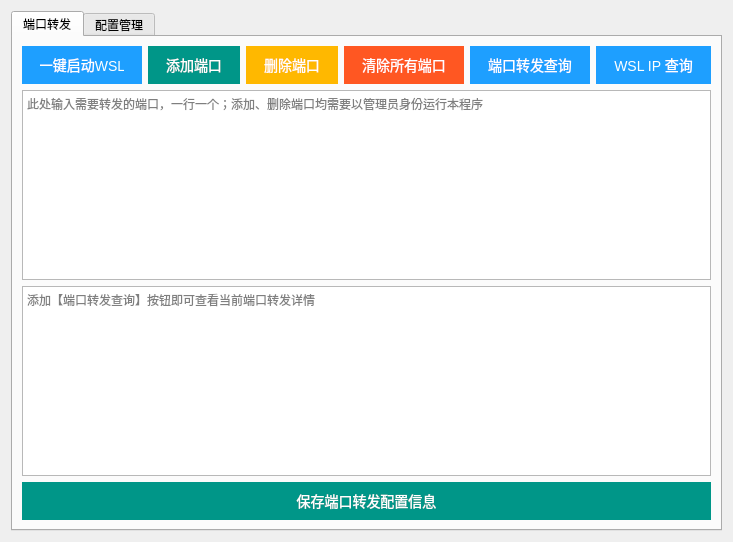
This is lib/wsl2.ui in itxq/wslm-gui as Qt 5 draws it before an edit. The edited form follows.
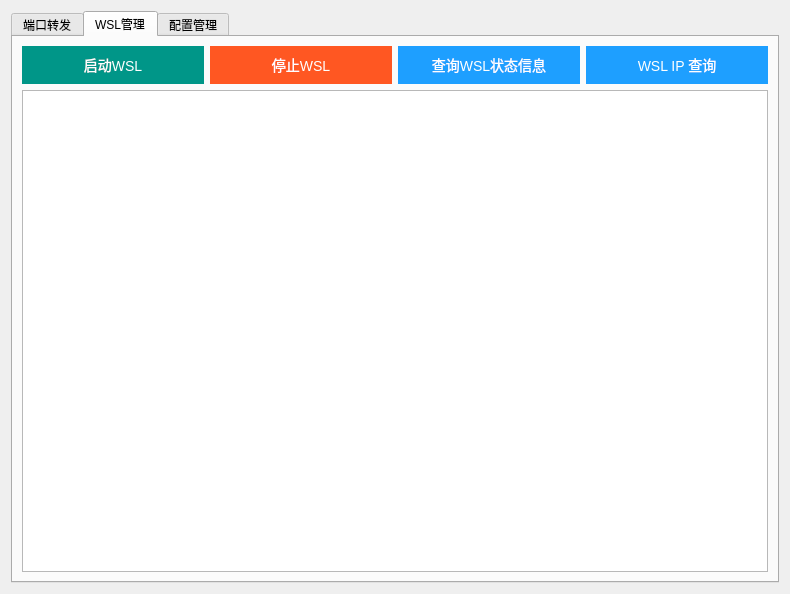
This is the edited form. The open tabs and pages were chosen to show the change.

Commit message: UI调整

What changed in the file:
```diff
--- a/lib/wsl2.ui
+++ b/lib/wsl2.ui
@@ -9,8 +9,8 @@
    <rect>
     <x>0</x>
     <y>0</y>
-    <width>733</width>
-    <height>542</height>
+    <width>790</width>
+    <height>594</height>
    </rect>
   </property>
   <property name="minimumSize">
@@ -47,15 +47,15 @@
       <attribute name="title">
        <string>端口转发</string>
       </attribute>
-      <layout class="QHBoxLayout" name="horizontalLayout_4">
+      <layout class="QHBoxLayout" name="horizontalLayout_5">
        <item>
         <layout class="QVBoxLayout" name="verticalLayout">
          <item>
           <layout class="QHBoxLayout" name="horizontalLayout_2">
            <item>
-            <widget class="QPushButton" name="start_wsl">
+            <widget class="QPushButton" name="port_info">
              <property name="sizePolicy">
-              <sizepolicy hsizetype="Fixed" vsizetype="Fixed">
+              <sizepolicy hsizetype="Preferred" vsizetype="Fixed">
                <horstretch>0</horstretch>
                <verstretch>0</verstretch>
               </sizepolicy>
@@ -64,8 +64,7 @@
               <cursorShape>PointingHandCursor</cursorShape>
              </property>
              <property name="styleSheet">
-              <string notr="true">font: 14px Helvetica Neue,Helvetica,PingFang SC,Tahoma,Arial,sans-serif;
-height: 38px;
+              <string notr="true">height: 38px;
 line-height: 38px;
 padding: 0 18px;
 background-color: #1E9FFF;
@@ -79,20 +78,14 @@
 border-radius: 100px;</string>
              </property>
              <property name="text">
-              <string>一键启动WSL</string>
-             </property>
-             <property name="default">
-              <bool>false</bool>
-             </property>
-             <property name="flat">
-              <bool>false</bool>
+              <string>端口转发查询</string>
              </property>
             </widget>
            </item>
            <item>
             <widget class="QPushButton" name="port_add">
              <property name="sizePolicy">
-              <sizepolicy hsizetype="Fixed" vsizetype="Fixed">
+              <sizepolicy hsizetype="Preferred" vsizetype="Fixed">
                <horstretch>0</horstretch>
                <verstretch>0</verstretch>
               </sizepolicy>
@@ -122,7 +115,7 @@
            <item>
             <widget class="QPushButton" name="port_del">
              <property name="sizePolicy">
-              <sizepolicy hsizetype="Fixed" vsizetype="Fixed">
+              <sizepolicy hsizetype="Preferred" vsizetype="Fixed">
                <horstretch>0</horstretch>
                <verstretch>0</verstretch>
               </sizepolicy>
@@ -152,7 +145,7 @@
            <item>
             <widget class="QPushButton" name="port_reset">
              <property name="sizePolicy">
-              <sizepolicy hsizetype="Fixed" vsizetype="Fixed">
+              <sizepolicy hsizetype="Preferred" vsizetype="Fixed">
                <horstretch>0</horstretch>
                <verstretch>0</verstretch>
               </sizepolicy>
@@ -179,72 +172,6 @@
              </property>
             </widget>
            </item>
-           <item>
-            <widget class="QPushButton" name="port_info">
-             <property name="sizePolicy">
-              <sizepolicy hsizetype="Fixed" vsizetype="Fixed">
-               <horstretch>0</horstretch>
-               <verstretch>0</verstretch>
-              </sizepolicy>
-             </property>
-             <property name="cursor">
-              <cursorShape>PointingHandCursor</cursorShape>
-             </property>
-             <property name="styleSheet">
-              <string notr="true">height: 38px;
-line-height: 38px;
-padding: 0 18px;
-background-color: #1E9FFF;
-color: #fff;
-white-space: nowrap;
-text-align: center;
-font-size: 14px;
-border: none;
-border-radius: 2px;
-cursor: pointer;
-border-radius: 100px;</string>
-             </property>
-             <property name="text">
-              <string>端口转发查询</string>
-             </property>
-            </widget>
-           </item>
-           <item>
-            <widget class="QPushButton" name="get_wsl2_ip">
-             <property name="sizePolicy">
-              <sizepolicy hsizetype="Fixed" vsizetype="Fixed">
-               <horstretch>0</horstretch>
-               <verstretch>0</verstretch>
-              </sizepolicy>
-             </property>
-             <property name="cursor">
-              <cursorShape>PointingHandCursor</cursorShape>
-             </property>
-             <property name="styleSheet">
-              <string notr="true">height: 38px;
-line-height: 38px;
-padding: 0 18px;
-background-color: #1E9FFF;
-color: #fff;
-white-space: nowrap;
-text-align: center;
-font-size: 14px;
-border: none;
-border-radius: 2px;
-cursor: pointer;
-border-radius: 100px;</string>
-             </property>
-             <property name="text">
-              <string>WSL IP 查询</string>
-             </property>
-             <property name="default">
-              <bool>false</bool>
-             </property>
-             <property name="flat">
-              <bool>false</bool>
-             </property>
-            </widget>
-           </item>
           </layout>
          </item>
          <item>
@@ -318,6 +245,175 @@
        </item>
       </layout>
      </widget>
+     <widget class="QWidget" name="tab_3">
+      <attribute name="title">
+       <string>WSL管理</string>
+      </attribute>
+      <layout class="QHBoxLayout" name="horizontalLayout_6">
+       <item>
+        <layout class="QVBoxLayout" name="verticalLayout_3">
+         <item>
+          <layout class="QHBoxLayout" name="horizontalLayout_4">
+           <item>
+            <widget class="QPushButton" name="start_wsl">
+             <property name="sizePolicy">
+              <sizepolicy hsizetype="Preferred" vsizetype="Fixed">
+               <horstretch>0</horstretch>
+               <verstretch>0</verstretch>
+              </sizepolicy>
+             </property>
+             <property name="cursor">
+              <cursorShape>PointingHandCursor</cursorShape>
+             </property>
+             <property name="styleSheet">
+              <string notr="true">font: 14px Helvetica Neue,Helvetica,PingFang SC,Tahoma,Arial,sans-serif;
+height: 38px;
+line-height: 38px;
+padding: 0 18px;
+background-color: #009688;
+color: #fff;
+white-space: nowrap;
+text-align: center;
+font-size: 14px;
+border: none;
+border-radius: 2px;
+cursor: pointer;
+border-radius: 100px;</string>
+             </property>
+             <property name="text">
+              <string>启动WSL</string>
+             </property>
+             <property name="default">
+              <bool>false</bool>
+             </property>
+             <property name="flat">
+              <bool>false</bool>
+             </property>
+            </widget>
+           </item>
+           <item>
+            <widget class="QPushButton" name="end_wsl">
+             <property name="sizePolicy">
+              <sizepolicy hsizetype="Preferred" vsizetype="Fixed">
+               <horstretch>0</horstretch>
+               <verstretch>0</verstretch>
+              </sizepolicy>
+             </property>
+             <property name="cursor">
+              <cursorShape>PointingHandCursor</cursorShape>
+             </property>
+             <property name="styleSheet">
+              <string notr="true">height: 38px;
+line-height: 38px;
+padding: 0 18px;
+background-color: #FF5722;
+color: #fff;
+white-space: nowrap;
+text-align: center;
+font-size: 14px;
+border: none;
+border-radius: 2px;
+cursor: pointer;
+border-radius: 100px;</string>
+             </property>
+             <property name="text">
+              <string>停止WSL</string>
+             </property>
+            </widget>
+           </item>
+           <item>
+            <widget class="QPushButton" name="wsl_l_v">
+             <property name="sizePolicy">
+              <sizepolicy hsizetype="Preferred" vsizetype="Fixed">
+               <horstretch>0</horstretch>
+               <verstretch>0</verstretch>
+              </sizepolicy>
+             </property>
+             <property name="cursor">
+              <cursorShape>PointingHandCursor</cursorShape>
+             </property>
+             <property name="styleSheet">
+              <string notr="true">height: 38px;
+alternate-background-color: qlineargradient(spread:pad, x1:0, y1:1, x2:0, y2:0, stop:0 rgba(0, 0, 0, 255), stop:0.05 rgba(14, 8, 73, 255), stop:0.36 rgba(28, 17, 145, 255), stop:0.6 rgba(126, 14, 81, 255), stop:0.75 rgba(234, 11, 11, 255), stop:0.79 rgba(244, 70, 5, 255), stop:0.86 rgba(255, 136, 0, 255), stop:0.935 rgba(239, 236, 55, 255));
+selection-background-color: qradialgradient(spread:repeat, cx:0.5, cy:0.5, radius:0.077, fx:0.5, fy:0.5, stop:0 rgba(0, 169, 255, 147), stop:0.497326 rgba(0, 0, 0, 147), stop:1 rgba(0, 169, 255, 147));
+line-height: 38px;
+padding: 0 18px;
+background-color: #1E9FFF;
+color: #fff;
+white-space: nowrap;
+text-align: center;
+font-size: 14px;
+border: none;
+border-radius: 2px;
+cursor: pointer;
+border-radius: 100px;</string>
+             </property>
+             <property name="text">
+              <string>查询WSL状态信息</string>
+             </property>
+             <property name="default">
+              <bool>false</bool>
+             </property>
+             <property name="flat">
+              <bool>false</bool>
+             </property>
+            </widget>
+           </item>
+           <item>
+            <widget class="QPushButton" name="get_wsl2_ip">
+             <property name="sizePolicy">
+              <sizepolicy hsizetype="Preferred" vsizetype="Fixed">
+               <horstretch>0</horstretch>
+               <verstretch>0</verstretch>
+              </sizepolicy>
+             </property>
+             <property name="cursor">
+              <cursorShape>PointingHandCursor</cursorShape>
+             </property>
+             <property name="styleSheet">
+              <string notr="true">height: 38px;
+line-height: 38px;
+padding: 0 18px;
+background-color: #1E9FFF;
+color: #fff;
+white-space: nowrap;
+text-align: center;
+font-size: 14px;
+border: none;
+border-radius: 2px;
+cursor: pointer;
+border-radius: 100px;</string>
+             </property>
+             <property name="text">
+              <string>WSL IP 查询</string>
+             </property>
+             <property name="default">
+              <bool>false</bool>
+             </property>
+             <property name="flat">
+              <bool>false</bool>
+             </property>
+            </widget>
+           </item>
+          </layout>
+         </item>
+         <item>
+          <widget class="QPlainTextEdit" name="wsl_l_v_text">
+           <property name="sizePolicy">
+            <sizepolicy hsizetype="Preferred" vsizetype="MinimumExpanding">
+             <horstretch>0</horstretch>
+             <verstretch>0</verstretch>
+            </sizepolicy>
+           </property>
+           <property name="placeholderText">
+            <string/>
+           </property>
+          </widget>
+         </item>
+        </layout>
+       </item>
+      </layout>
+     </widget>
      <widget class="QWidget" name="tab_2">
       <property name="cursor">
        <cursorShape>ArrowCursor</cursorShape>
```
Left out of the diff: 38 changed lines with no effect on the pictures.
